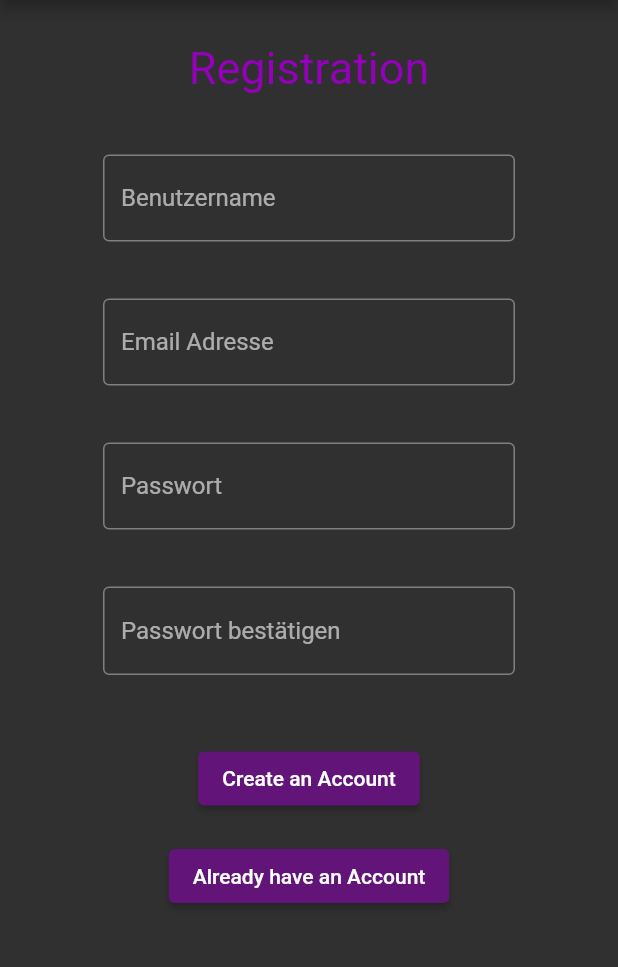
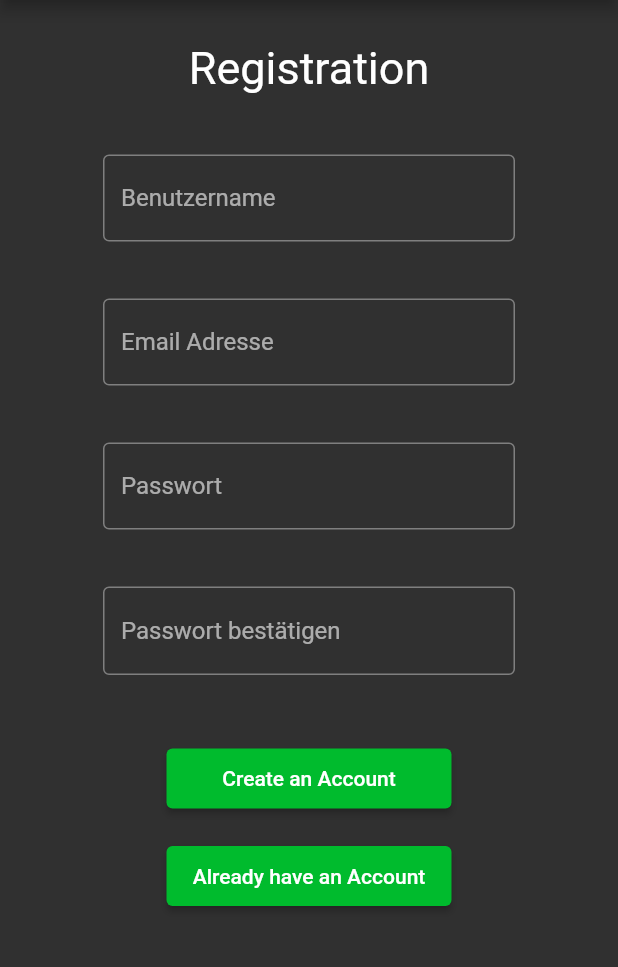
Before and after one commit to Reaga21/sportify, a Flutter app: the screen it shows after launch, after a tap on "Create an Account", on a phone screen of 412 x 824 dp, the part 84-1051 px from its top. Run offline on Flutter 3.47's test engine with Material 2 defaults, Android fonts, the phone set to English and light mode, and no system bars; our stand-ins replace cloud_firestore, email_validator, firebase_auth, firebase_core, pedometer; missing offline and left inert: flutter_foreground_task; accounts and stored records are empty; network calls fail; Roboto replaces fonts that are missing (Georgia); key blocks and very long unbroken strings in the code were emptied for the run.

Commit message:
made the sizes of the elevated buttons at the registration

```diff
--- a/lib/main.dart
+++ b/lib/main.dart
@@ -24,9 +24,9 @@ void main() async {
           colorScheme: const ColorScheme(
               primary: Color(0xFF00bb2d),
               primaryVariant: Color(0xFF1c7923),
-              secondary: Color(0xFF9500bb),
-              secondaryVariant: Color(0xFF621479),
-              surface: Color(0xFF807b7e),
+              secondary: Color(0xFFffffff),
+              secondaryVariant: Color(0xFFCECECE),
+              surface: Color(0xFF424242),
               background: Color(0xFF3f3d3e),
               error: Color(0xFFbb002c),
               onPrimary: Color(0xFFffffff),
@@ -35,10 +35,9 @@ void main() async {
               onBackground: Color(0xFFffffff),
               onError: Color(0xffffffff),
               brightness: Brightness.dark),
-          fontFamily: 'Georgia',
           textTheme: const TextTheme(
             headline1: TextStyle(fontSize: 72, fontWeight: FontWeight.bold,
-            color: Colors.lightGreen),
+            color: Colors.white),
           ),
         ),
         home: const MyLogin(),
--- a/lib/src/views/login/login_page.dart
+++ b/lib/src/views/login/login_page.dart
@@ -25,6 +25,8 @@ class _MyLoginState extends State<MyLogin> {
             .of(context).colorScheme.primary,
       ),
       body: Center(
+
+        child: SingleChildScrollView(
           child: Column(
               mainAxisAlignment: MainAxisAlignment.center,
               children: [
@@ -59,10 +61,6 @@ class _MyLoginState extends State<MyLogin> {
       ),
       ElevatedButton(
           child: const Text('Sign in with Email'),
-        style: ElevatedButton.styleFrom(
-            primary: Theme
-                .of(context)
-                .backgroundColor),
           onPressed: () {
             FirebaseAuth.instance
                 .signInWithEmailAndPassword(email: _emailInput.text, password: _passInput.text).then(
@@ -86,10 +84,6 @@ class _MyLoginState extends State<MyLogin> {
       ),
       ElevatedButton(
           child: const Text('Create an Account'),
-        style: ElevatedButton.styleFrom(
-            primary: Theme
-                .of(context)
-                .backgroundColor),
           onPressed: () {
             Navigator.pushReplacement(
                 context,
@@ -98,6 +92,7 @@ class _MyLoginState extends State<MyLogin> {
           },
       ),
           ],
+      ),
         ),
     ),);
   }
@@ -117,13 +112,13 @@ class _MyLoginState extends State<MyLogin> {
           ),
           actions: <Widget>[
             TextButton(
-              child: const Text('Zum Login'),
+              child: const Text('Login'),
               onPressed: () {
                 Navigator.of(context).pop();
               },
             ),
             TextButton(
-              child: const Text('Account anlegen!'),
+              child: const Text('Create an Account'),
 
             onPressed: () {
               Navigator.pushReplacement(
@@ -143,7 +138,7 @@ class _MyLoginState extends State<MyLogin> {
       barrierDismissible: false, // user must tap button!
       builder: (BuildContext context) {
         return AlertDialog(
-          title: const Text('Falsches Passwort!'),
+          title: const Text('Wrong Password!'),
           content: SingleChildScrollView(
             child: ListBody(
               children: const <Widget>[
@@ -153,13 +148,13 @@ class _MyLoginState extends State<MyLogin> {
           ),
           actions: <Widget>[
             TextButton(
-              child: const Text('Zum Login'),
+              child: const Text('Login'),
               onPressed: () {
                 Navigator.of(context).pop();
               },
             ),
             TextButton(
-              child: const Text('Account anlegen'),
+              child: const Text('Create an Account'),
 
               onPressed: () {
                 Navigator.pushReplacement(
--- a/lib/src/views/registration/registration_page.dart
+++ b/lib/src/views/registration/registration_page.dart
@@ -147,9 +147,11 @@ class _RegistrationState extends State<Registration> {
                   height: 80,
                 ),
                 ElevatedButton(
+                  style: ElevatedButton.styleFrom(
+                    minimumSize: const Size(190, 40),
+                    maximumSize: const Size(190, 40),
+                  ),
                   child: const Text('Create an Account'),
-                  style: ElevatedButton.styleFrom(
-                      primary: Theme.of(context).colorScheme.secondaryVariant),
                   onPressed: () {
                     if (_formKey.currentState!.validate()) {
                       FirebaseAuth.instance
@@ -168,16 +170,6 @@ class _RegistrationState extends State<Registration> {
                             .collection('users')
                             .doc(user.user!.uid);
                         userDocument.set(UserModel(bNController.text, pic, [], [], []).toJson());
-                        /*
-                        Map<String, dynamic> userModel = {
-                          'friends': [],
-                          'name': bNController.text,
-                          'pendingInv': [],
-                          'pendingReq': [],
-                          'pic': ''
-                        };
-                        userDocument.set(userModel);*/
-
                         Navigator.pushReplacement(
                             context,
                             MaterialPageRoute(
@@ -201,9 +193,11 @@ class _RegistrationState extends State<Registration> {
                   height: 50,
                 ),
                 ElevatedButton(
+                  style: ElevatedButton.styleFrom(
+                    minimumSize: const Size(190, 40),
+                    maximumSize: const Size(190, 40),
+                  ),
                   child: const Text('Already have an Account'),
-                  style: ElevatedButton.styleFrom(
-                      primary: Theme.of(context).colorScheme.secondaryVariant),
                   onPressed: () {
                     Navigator.pushReplacement(context,
                         MaterialPageRoute(builder: (_) => const MyLogin()));
```
Also changed, not shown: lib/src/views/home/tabs/statistics/statistic_page.dart (+21 -2 lines). Lines whose indentation alone changed are shown as unchanged.
